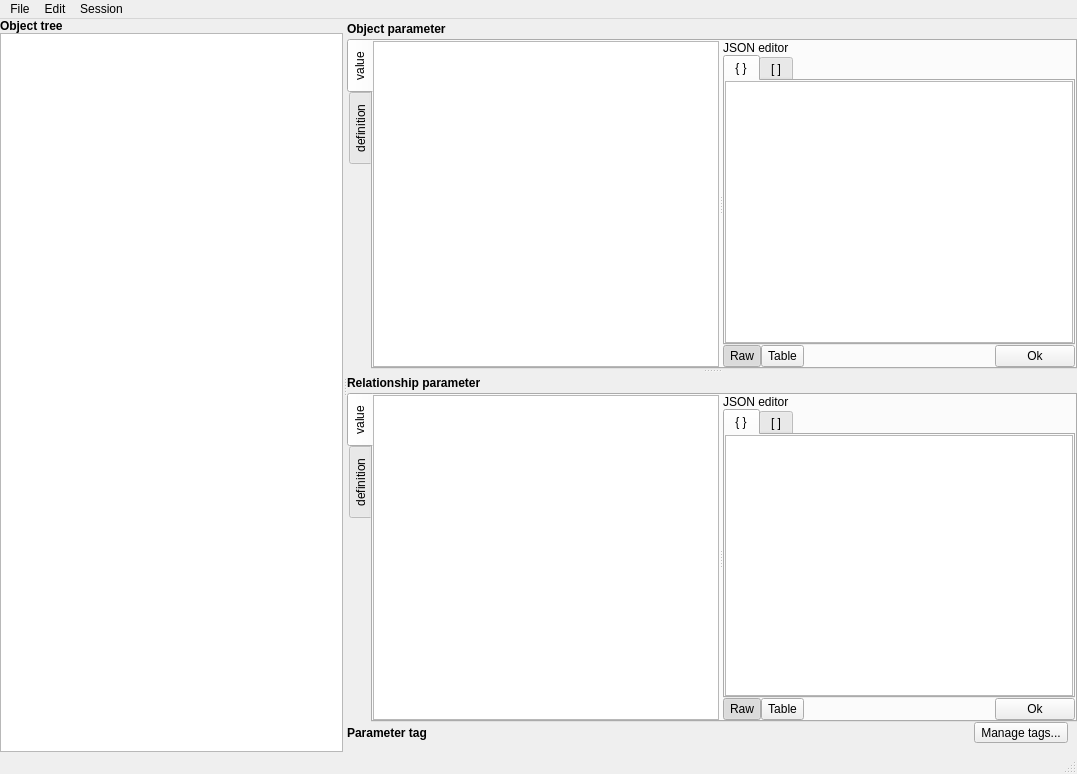
Old version of the form spinetoolbox/ui/tree_view_form.ui in the repository spine-tools/Spine-Toolbox.
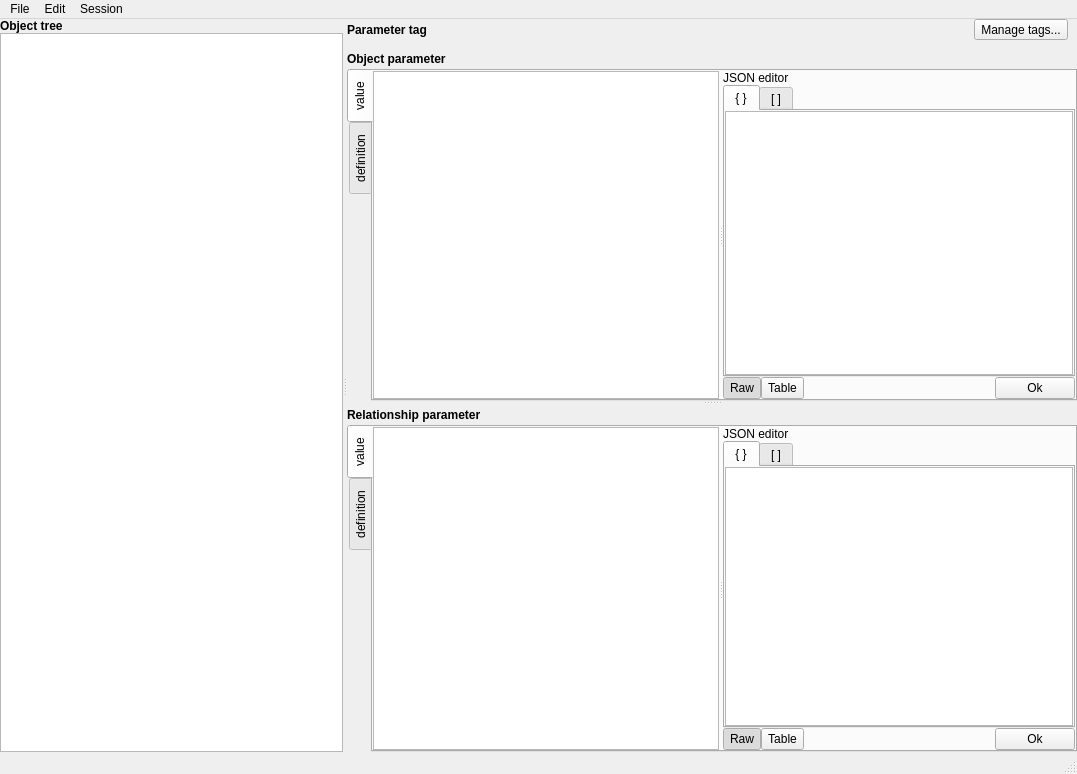
New version of the form. Icons and pictures are not drawn. Custom widgets are drawn as their Qt base class.

Commit message: Issue #253 updated: add support for filtering object parameter tables by tag.

The edit to the form file:
```diff
--- a/spinetoolbox/ui/tree_view_form.ui
+++ b/spinetoolbox/ui/tree_view_form.ui
@@ -113,6 +113,68 @@
             <property name="leftMargin">
              <number>0</number>
             </property>
+            <item>
+             <layout class="QHBoxLayout" name="horizontalLayout_parameter_tag">
+              <property name="spacing">
+               <number>0</number>
+              </property>
+              <property name="rightMargin">
+               <number>9</number>
+              </property>
+              <property name="bottomMargin">
+               <number>9</number>
+              </property>
+              <item>
+               <widget class="QLabel" name="label_object_parameter_tag">
+                <property name="font">
+                 <font>
+                  <weight>75</weight>
+                  <bold>true</bold>
+                 </font>
+                </property>
+                <property name="text">
+                 <string>Parameter tag</string>
+                </property>
+                <property name="alignment">
+                 <set>Qt::AlignLeading|Qt::AlignLeft|Qt::AlignVCenter</set>
+                </property>
+               </widget>
+              </item>
+              <item>
+               <layout class="QHBoxLayout" name="horizontalLayout_parameter_tag_clicker">
+                <property name="spacing">
+                 <number>0</number>
+                </property>
+                <property name="sizeConstraint">
+                 <enum>QLayout::SetMinimumSize</enum>
+                </property>
+                <property name="leftMargin">
+                 <number>6</number>
+                </property>
+               </layout>
+              </item>
+              <item>
+               <spacer name="horizontalSpacer_6">
+                <property name="orientation">
+                 <enum>Qt::Horizontal</enum>
+                </property>
+                <property name="sizeHint" stdset="0">
+                 <size>
+                  <width>40</width>
+                  <height>20</height>
+                 </size>
+                </property>
+               </spacer>
+              </item>
+              <item>
+               <widget class="QToolButton" name="toolButton_manage_parameter_tags">
+                <property name="text">
+                 <string>Manage tags...</string>
+                </property>
+               </widget>
+              </item>
+             </layout>
+            </item>
             <item>
              <layout class="QHBoxLayout" name="horizontalLayout_9">
               <property name="spacing">
@@ -904,68 +966,6 @@
           </widget>
          </widget>
         </item>
-        <item>
-         <layout class="QHBoxLayout" name="horizontalLayout_parameter_tag">
-          <property name="spacing">
-           <number>0</number>
-          </property>
-          <property name="rightMargin">
-           <number>9</number>
-          </property>
-          <property name="bottomMargin">
-           <number>9</number>
-          </property>
-          <item>
-           <widget class="QLabel" name="label_object_parameter_tag">
-            <property name="font">
-             <font>
-              <weight>75</weight>
-              <bold>true</bold>
-             </font>
-            </property>
-            <property name="text">
-             <string>Parameter tag</string>
-            </property>
-            <property name="alignment">
-             <set>Qt::AlignLeading|Qt::AlignLeft|Qt::AlignVCenter</set>
-            </property>
-           </widget>
-          </item>
-          <item>
-           <layout class="QHBoxLayout" name="horizontalLayout_parameter_tag_clicker">
-            <property name="spacing">
-             <number>0</number>
-            </property>
-            <property name="sizeConstraint">
-             <enum>QLayout::SetMinimumSize</enum>
-            </property>
-            <property name="leftMargin">
-             <number>6</number>
-            </property>
-           </layout>
-          </item>
-          <item>
-           <spacer name="horizontalSpacer_6">
-            <property name="orientation">
-             <enum>Qt::Horizontal</enum>
-            </property>
-            <property name="sizeHint" stdset="0">
-             <size>
-              <width>40</width>
-              <height>20</height>
-             </size>
-            </property>
-           </spacer>
-          </item>
-          <item>
-           <widget class="QToolButton" name="toolButton_manage_parameter_tags">
-            <property name="text">
-             <string>Manage tags...</string>
-            </property>
-           </widget>
-          </item>
-         </layout>
-        </item>
        </layout>
       </widget>
      </widget>
```
The commit also changes 5 other files.
